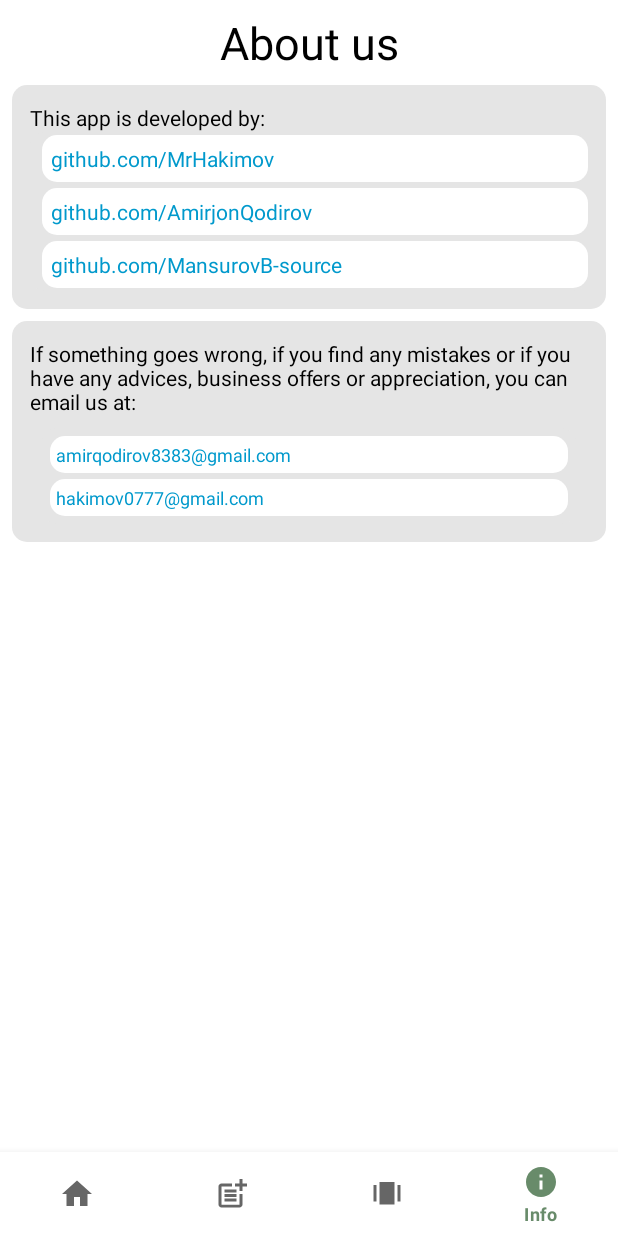
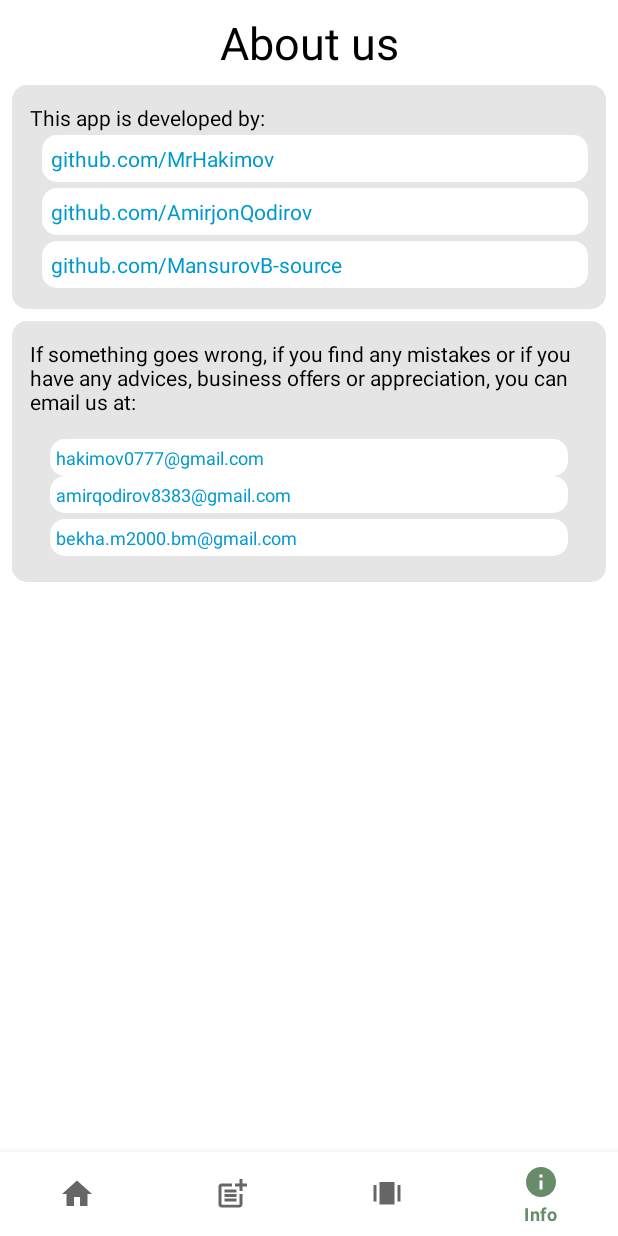
Before and after one commit to AmirjonQodirov/TikSta-android, an Android app: the InfoActivity screen opened directly, with no data from a screen before it, on a phone screen of 412 x 824 dp. Run offline under Robolectric (Android 15) with nearby library versions, the phone set to English and light mode, and no system bars; our stand-ins replace AdMob; 2 statements that could not run were skipped.

Commit message:
Added counter for add shows and updated info page

```diff
--- a/app/src/main/res/layout/activity_info.xml
+++ b/app/src/main/res/layout/activity_info.xml
@@ -82,7 +82,7 @@
                             android:layout_margin="2dp"
                             android:background="@drawable/div2"
                             android:clickable="true"
-                            android:onClick="gitMuhammad"
+                            android:onClick="gitMuhammadjon"
                             android:padding="4dp"
                             android:text="github.com/MrHakimov"
                             android:textColor="@android:color/holo_blue_dark" />
@@ -118,7 +118,7 @@
                             android:layout_margin="2dp"
                             android:background="@drawable/div2"
                             android:clickable="true"
-                            android:onClick="gitAmir"
+                            android:onClick="gitBehruz"
                             android:padding="4dp"
                             android:text="github.com/MansurovB-source"
                             android:textColor="@android:color/holo_blue_dark" />
@@ -163,6 +163,23 @@
                     tools:layout_editor_absoluteX="16dp">
 
                     <TableRow
+                        android:layout_marginTop="2dp"
+                        android:background="@drawable/div2"
+                        android:padding="2dp"
+                        app:layout_constraintEnd_toEndOf="parent"
+                        app:layout_constraintStart_toStartOf="parent">
+
+                        <TextView
+                            android:layout_width="match_parent"
+                            android:layout_margin="2dp"
+                            android:clickable="true"
+                            android:onClick="mailMuhammadjon"
+                            android:text="hakimov0777@gmail.com"
+                            android:textColor="@android:color/holo_blue_dark"
+                            android:textSize="12sp" />
+                    </TableRow>
+
+                    <TableRow
                         android:layout_marginBottom="2dp"
                         android:background="@drawable/div2"
                         android:padding="2dp"
@@ -192,8 +209,8 @@
                             android:layout_width="match_parent"
                             android:layout_margin="2dp"
                             android:clickable="true"
-                            android:onClick="mailMuhammad"
-                            android:text="hakimov0777@gmail.com"
+                            android:onClick="mailBehruz"
+                            android:text="bekha.m2000.bm@gmail.com"
                             android:textColor="@android:color/holo_blue_dark"
                             android:textSize="12sp" />
                     </TableRow>
--- a/app/src/main/res/values/strings.xml
+++ b/app/src/main/res/values/strings.xml
@@ -3,4 +3,5 @@
     <string name="tiktok">TikTok</string>
     <string name="instagram">Instagram</string>
     <string name="post_length_text">Want us to consider the length of your post in our calculations?</string>
+    <string name="max_ad_counter">6</string>
 </resources>
```
Also changed, not shown: app/src/main/java/com/tiksta/test4/info/InfoActivity.kt (+18 -7 lines), app/src/main/java/com/tiksta/test4/post/BlankFragment.kt (+11 -1 lines), app/src/main/java/com/tiksta/test4/post/ad_counter/AdCounterDatabase.kt (+38 -1 lines).
